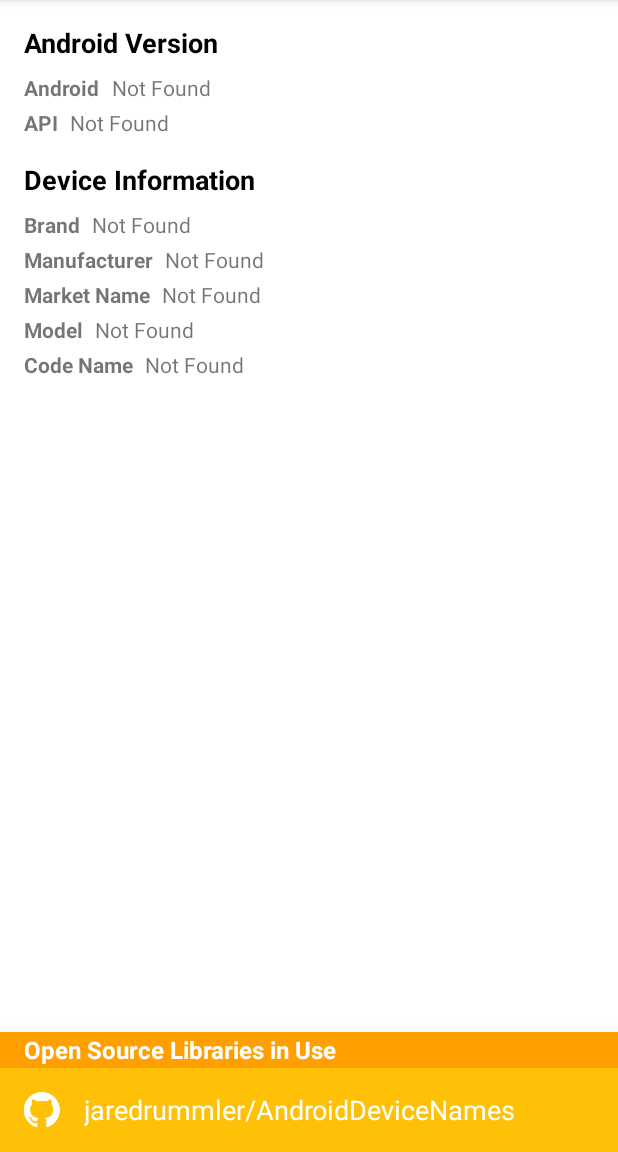
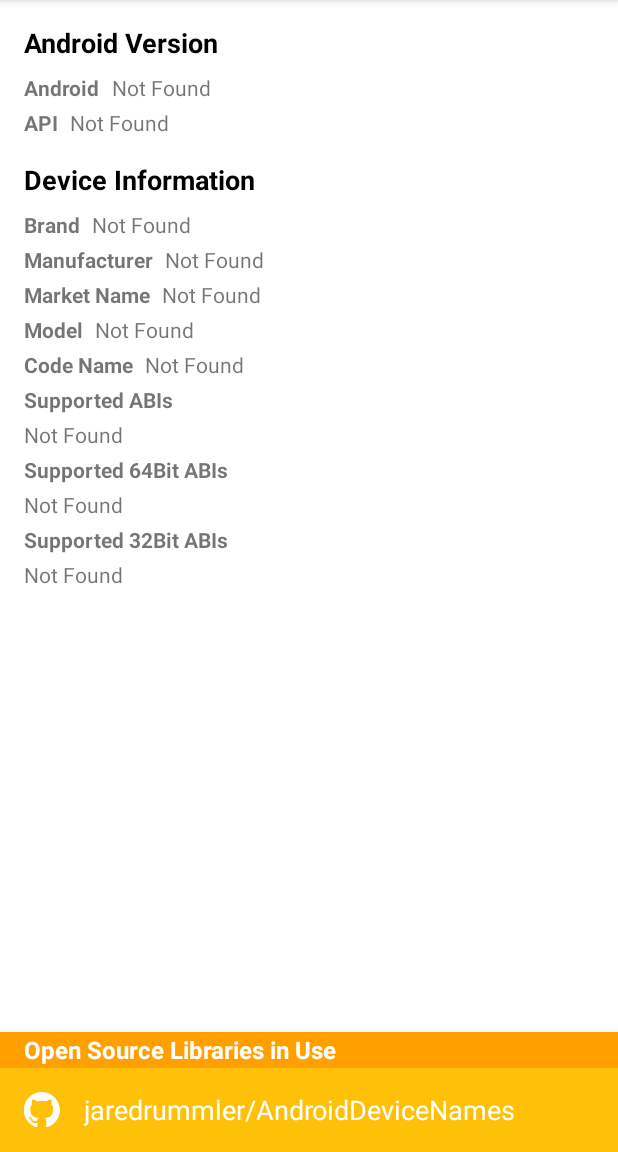
Before and after one commit to pjhjohn/kotlin-device-intel, an Android app: the screen it shows after launch (MainActivity), on a phone screen of 412 x 824 dp, the part 84-1236 px from its top. Run offline under Robolectric (Android 15) with nearby library versions, the phone set to English and light mode, and no system bars; libraries missing offline, so code that uses them is left out: com.jaredrummler.android; 1 statement that could not run was skipped.

Commit message:
Support MinSdkVersion 14

```diff
--- a/app/build.gradle
+++ b/app/build.gradle
@@ -7,7 +7,7 @@ android {
     buildToolsVersion "26.0.2"
     defaultConfig {
         applicationId "io.pjhjohn.kotlin.deviceintel"
-        minSdkVersion 21
+        minSdkVersion 14
         targetSdkVersion 26
         versionCode 3
         versionName "1.2.0"
--- a/app/src/main/java/io/pjhjohn/kotlin/deviceintel/DeviceIntelWidget.kt
+++ b/app/src/main/java/io/pjhjohn/kotlin/deviceintel/DeviceIntelWidget.kt
@@ -20,6 +20,11 @@ class DeviceIntelWidget : AppWidgetProvider() {
                 widget.setTextViewText(R.id.android_version_release_value, Build.VERSION.RELEASE)
                 widget.setTextViewText(R.id.android_version_sdk_value, Build.VERSION.SDK_INT.toString())
                 widget.setTextViewText(R.id.device_info_brand_value, Build.BRAND.capitalize())
+                if (BuildConfig.VERSION_CODE >= Build.VERSION_CODES.LOLLIPOP) {
+                    widget.setTextViewText(R.id.device_info_supported_abis_value, Build.SUPPORTED_ABIS.joinToString("\n"))
+                } else {
+                    widget.setTextViewText(R.id.device_info_supported_abis_value, "#1 : ${Build.CPU_ABI}\n#2 : ${Build.CPU_ABI2}")
+                }
                 information?.apply {
                     widget.setTextViewText(R.id.device_info_manufacturer_value, manufacturer)
                     widget.setTextViewText(R.id.device_info_marketname_value, marketName)
--- a/app/src/main/java/io/pjhjohn/kotlin/deviceintel/MainActivity.kt
+++ b/app/src/main/java/io/pjhjohn/kotlin/deviceintel/MainActivity.kt
@@ -1,16 +1,18 @@
 package io.pjhjohn.kotlin.deviceintel
 
+import android.annotation.SuppressLint
 import android.app.Activity
+import android.content.Intent
+import android.net.Uri
 import android.os.Build
 import android.os.Bundle
 import com.jaredrummler.android.device.DeviceName
 import kotlinx.android.synthetic.main.activity_main.*
-import android.content.Intent
-import android.net.Uri
 
 
 class MainActivity : Activity() {
 
+    @SuppressLint("SetTextI18n")
     override fun onCreate(savedInstanceState: Bundle?) {
         super.onCreate(savedInstanceState)
         setContentView(R.layout.activity_main)
@@ -19,6 +21,13 @@ class MainActivity : Activity() {
             android_version_release_value.text = Build.VERSION.RELEASE
             android_version_sdk_value.text = Build.VERSION.SDK_INT.toString()
             device_info_brand_value.text = Build.BRAND.capitalize()
+            if (BuildConfig.VERSION_CODE >= Build.VERSION_CODES.LOLLIPOP) {
+                device_info_supported_abis_value.text = Build.SUPPORTED_ABIS.joinToString("\n")
+                device_info_supported_64bit_abis_value.text = Build.SUPPORTED_64_BIT_ABIS.joinToString("\n")
+                device_info_supported_32bit_abis_value.text = Build.SUPPORTED_32_BIT_ABIS.joinToString("\n")
+            } else {
+                device_info_supported_abis_value.text = "#1 : ${Build.CPU_ABI}\n#2 : ${Build.CPU_ABI2}"
+            }
             information?.apply {
                 device_info_manufacturer_value.text = manufacturer
                 device_info_marketname_value.text = marketName
--- a/app/src/main/res/layout/activity_main.xml
+++ b/app/src/main/res/layout/activity_main.xml
@@ -36,6 +36,7 @@
             style="@style/Value"
             android:id="@+id/android_version_release_value"
             android:layout_alignBaseline="@id/android_version_release_label"
+            android:layout_toRightOf="@id/android_version_release_label"
             android:layout_toEndOf="@id/android_version_release_label"
             android:text="@string/android_version_release_value_default"/>
 
@@ -48,6 +49,7 @@
             style="@style/Value"
             android:id="@+id/android_version_sdk_value"
             android:layout_alignBaseline="@id/android_version_sdk_label"
+            android:layout_toRightOf="@id/android_version_sdk_label"
             android:layout_toEndOf="@id/android_version_sdk_label"
             android:text="@string/android_version_sdk_value_default"/>
 
@@ -69,6 +71,7 @@
             style="@style/Value"
             android:id="@+id/device_info_brand_value"
             android:layout_alignBaseline="@id/device_info_brand_label"
+            android:layout_toRightOf="@id/device_info_brand_label"
             android:layout_toEndOf="@id/device_info_brand_label"
             android:text="@string/device_info_brand_value_default"/>
 
@@ -81,6 +84,7 @@
             style="@style/Value"
             android:id="@+id/device_info_manufacturer_value"
             android:layout_alignBaseline="@id/device_info_manufacturer_label"
+            android:layout_toRightOf="@id/device_info_manufacturer_label"
             android:layout_toEndOf="@id/device_info_manufacturer_label"
             android:text="@string/device_info_manufacturer_value_default"/>
 
@@ -93,6 +97,7 @@
             style="@style/Value"
             android:id="@+id/device_info_marketname_value"
             android:layout_alignBaseline="@id/device_info_marketname_label"
+            android:layout_toRightOf="@id/device_info_marketname_label"
             android:layout_toEndOf="@id/device_info_marketname_label"
             android:text="@string/device_info_marketname_value_default"/>
 
@@ -105,6 +110,7 @@
             style="@style/Value"
             android:id="@+id/device_info_model_value"
             android:layout_alignBaseline="@id/device_info_model_label"
+            android:layout_toRightOf="@id/device_info_model_label"
             android:layout_toEndOf="@id/device_info_model_label"
             android:text="@string/device_info_model_value_default"/>
 
@@ -117,8 +123,42 @@
             style="@style/Value"
             android:id="@+id/device_info_codename_value"
             android:layout_alignBaseline="@id/device_info_codename_label"
+            android:layout_toRightOf="@id/device_info_codename_label"
             android:layout_toEndOf="@id/device_info_codename_label"
             android:text="@string/device_info_codename_value_default"/>
+
+        <TextView
+            style="@style/Label"
+            android:id="@+id/device_info_supported_abis_label"
+            android:layout_below="@id/device_info_codename_label"
+            android:text="@string/device_info_supported_abis_label"/>
+        <TextView
+            style="@style/Value"
+            android:id="@+id/device_info_supported_abis_value"
+            android:layout_below="@id/device_info_supported_abis_label"
+            android:text="@string/device_info_supported_abis_value_default"/>
+
+        <TextView
+            style="@style/Label"
+            android:id="@+id/device_info_supported_64bit_abis_label"
+            android:layout_below="@id/device_info_supported_abis_value"
+            android:text="@string/device_info_supported_64bit_abis_label"/>
+        <TextView
+            style="@style/Value"
+            android:id="@+id/device_info_supported_64bit_abis_value"
+            android:layout_below="@id/device_info_supported_64bit_abis_label"
+            android:text="@string/device_info_supported_64bit_abis_value_default"/>
+
+        <TextView
+            style="@style/Label"
+            android:id="@+id/device_info_supported_32bit_abis_label"
+            android:layout_below="@id/device_info_supported_64bit_abis_value"
+            android:text="@string/device_info_supported_32bit_abis_label"/>
+        <TextView
+            style="@style/Value"
+            android:id="@+id/device_info_supported_32bit_abis_value"
+            android:layout_below="@id/device_info_supported_32bit_abis_label"
+            android:text="@string/device_info_supported_32bit_abis_value_default"/>
 
     </RelativeLayout>
 
@@ -143,6 +183,7 @@
         android:layout_height="wrap_content"
         android:layout_alignParentBottom="true"
         android:background="@drawable/open_source_library_background"
+        android:focusable="true"
         android:clickable="true"
         android:elevation="@dimen/unit_2x">
 
@@ -151,6 +192,7 @@
             android:layout_width="@dimen/unit_7x"
             android:layout_height="@dimen/unit_7x"
             android:layout_alignParentTop="true"
+            android:layout_alignParentLeft="true"
             android:layout_alignParentStart="true"
             android:padding="@dimen/unit_2x"
             android:src="@drawable/ic_github_24dp"
@@ -162,6 +204,7 @@
             android:layout_height="wrap_content"
             android:layout_alignTop="@id/android_device_names_icon"
             android:layout_alignBottom="@id/android_device_names_icon"
+            android:layout_toRightOf="@id/android_device_names_icon"
             android:layout_toEndOf="@id/android_device_names_icon"
             android:gravity="center_vertical"
             android:textColor="@color/white"
--- a/app/src/main/res/values/strings.xml
+++ b/app/src/main/res/values/strings.xml
@@ -20,6 +20,12 @@
     <string name="device_info_model_value_default">@string/default_not_found</string>
     <string name="device_info_codename_label">Code Name</string>
     <string name="device_info_codename_value_default">@string/default_not_found</string>
+    <string name="device_info_supported_abis_label">Supported ABIs</string>
+    <string name="device_info_supported_abis_value_default">@string/default_not_found</string>
+    <string name="device_info_supported_64bit_abis_label">Supported 64Bit ABIs</string>
+    <string name="device_info_supported_64bit_abis_value_default">@string/default_not_found</string>
+    <string name="device_info_supported_32bit_abis_label">Supported 32Bit ABIs</string>
+    <string name="device_info_supported_32bit_abis_value_default">@string/default_not_found</string>
 
     <string name="open_source_libraries">Open Source Libraries in Use</string>
     <string name="android_device_names_text">jaredrummler/AndroidDeviceNames</string>
```
Also changed, not shown: app/src/main/res/layout/widget_deviceintel.xml (+19 -0 lines), 1 other file.
